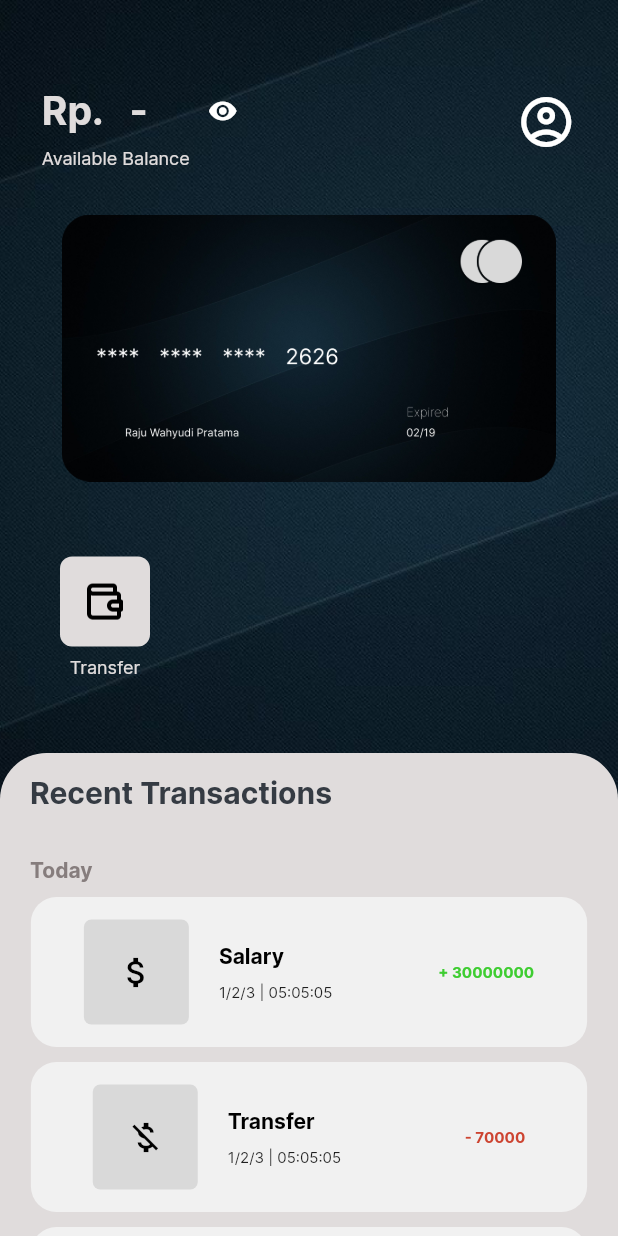
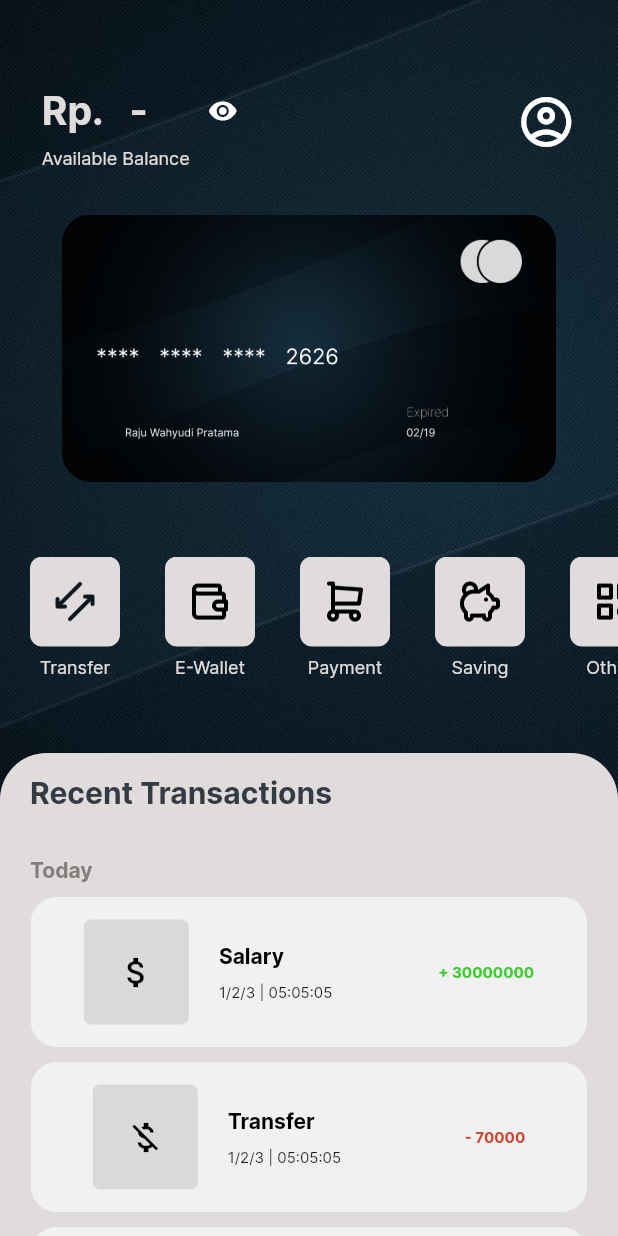
Before and after one commit to rajuwahyudii/mainmenu_mobile_banking-Flutter, a Flutter app: the screen it shows after launch, on a phone screen of 412 x 824 dp. Run offline on Flutter 3.47's test engine with Material 2 defaults, Android fonts, the phone set to English and light mode, and no system bars.

Commit message:
add new button for menu and add icon saving for button saving

```diff
--- a/lib/widgets/button/buttonmenu.dart
+++ b/lib/widgets/button/buttonmenu.dart
@@ -17,7 +17,8 @@ class ButtonMenuWidget extends StatelessWidget {
       onTap: () {},
       child: Container(
         margin: const EdgeInsets.only(
-          left: 40,
+          left: 20,
+          right: 10,
         ),
         child: Column(
           children: [
--- a/lib/widgets/listmenubutton.dart
+++ b/lib/widgets/listmenubutton.dart
@@ -15,9 +15,26 @@ class ListMenuButtonWidget extends StatelessWidget {
         child: Row(
           mainAxisAlignment: MainAxisAlignment.start,
           children: [
+            //add button menu in here
             ButtonMenuWidget(
               status: "Transfer",
+              image: "transaction.png",
+            ),
+            ButtonMenuWidget(
+              status: "E-Wallet",
               image: "wallet.png",
+            ),
+            ButtonMenuWidget(
+              status: "Payment",
+              image: "cart.png",
+            ),
+            ButtonMenuWidget(
+              status: "Saving",
+              image: "saving.png",
+            ),
+            ButtonMenuWidget(
+              status: "Others",
+              image: "menu.png",
             ),
           ],
         ),
```
Also changed, not shown: assets/images/icons/saving.png (added).
